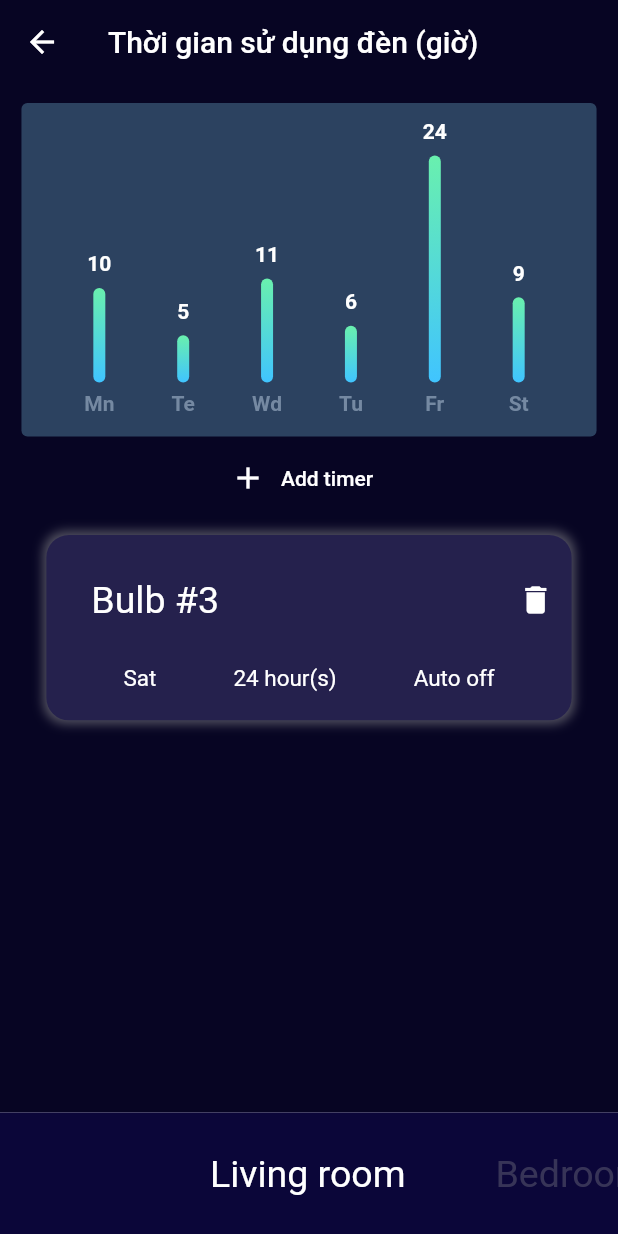
After one commit to Do-an-HCMUT-K19/smarthome-mobile, a Flutter app: the TimerHolder screen opened directly, on a phone screen of 412 x 824 dp. The commit adds this screen. Run offline on Flutter 3.47's test engine with Material 2 defaults, Android fonts, the phone set to English and light mode, and no system bars; drawn by our look-alikes of fl_chart; our stand-ins replace cloud_firestore, firebase_core, flutter_switch; accounts and stored records are empty.

Commit message:
almost finish timers feature

```diff
--- a/lib/components/charts/bar_chart.dart
+++ b/lib/components/charts/bar_chart.dart
@@ -1,5 +1,6 @@
 import 'package:fl_chart/fl_chart.dart';
 import 'package:flutter/material.dart';
+import 'package:smart_home/constants/room_type.dart';
 
 class _BarChart extends StatelessWidget {
   _BarChart({Key? key}) : super(key: key);
@@ -198,7 +199,11 @@ class _BarChart extends StatelessWidget {
 }
 
 class BarChartSample3 extends StatefulWidget {
-  const BarChartSample3({Key? key}) : super(key: key);
+  final RoomType roomType;
+  const BarChartSample3({
+    Key? key,
+    required this.roomType,
+  }) : super(key: key);
 
   @override
   State<StatefulWidget> createState() => BarChartSample3State();
--- a/lib/components/popup_menu.dart
+++ b/lib/components/popup_menu.dart
@@ -4,8 +4,9 @@ import 'package:smart_home/constants/menu_options.dart';
 import 'package:smart_home/constants/room_type.dart';
 import 'package:smart_home/screens/dashboard_holder.dart';
 import 'package:smart_home/screens/dashboard-screens/livingroom_dashboard.dart';
-import 'package:smart_home/screens/timer-screens/living_room_timer.dart';
+import 'package:smart_home/screens/timer-screens/timer_screen.dart';
 import 'package:smart_home/constants/smart_home_icon_icons.dart';
+import 'package:smart_home/screens/timer_holder.dart';
 import 'package:smart_home/states/main_bottom_bar.dart';
 import 'package:smart_home/states/statistic_state.dart';
 
@@ -51,7 +52,7 @@ class PopUpOptionMenu extends StatelessWidget {
               .push(MaterialPageRoute(builder: (_) => DashboardScreen()));
         } else {
           Navigator.of(context)
-              .push(MaterialPageRoute(builder: (_) => LivingRoomTimer()));
+              .push(MaterialPageRoute(builder: (_) => TimerHolder()));
         }
       },
     );
--- a/lib/components/timer_tile.dart
+++ b/lib/components/timer_tile.dart
@@ -1,20 +1,25 @@
 import 'package:flutter/material.dart';
 import 'package:intl/intl.dart';
 import 'package:provider/src/provider.dart';
+import 'package:smart_home/constants/room_type.dart';
 import 'package:smart_home/models/timer.dart';
 import 'package:smart_home/states/timer.dart';
 
 class TimerTile extends StatelessWidget {
+  final RoomType roomType;
   final Timer timer;
-  const TimerTile({required this.timer, Key? key}) : super(key: key);
+  const TimerTile({
+    required this.timer,
+    required this.roomType,
+    Key? key,
+  }) : super(key: key);
   @override
   Widget build(BuildContext context) {
-    var dateTimeString = DateFormat.MEd().add_jms().format(timer.dateTime);
     Size size = MediaQuery.of(context).size;
     return Container(
       margin: const EdgeInsets.symmetric(vertical: 20),
       height: size.height * 0.15,
-      width: size.width * 0.9,
+      width: size.width * 0.85,
       child: Column(
         mainAxisAlignment: MainAxisAlignment.spaceEvenly,
         children: [
@@ -33,7 +38,9 @@ class TimerTile extends StatelessWidget {
               ),
               IconButton(
                 onPressed: () {
-                  context.read<TimerState>().removeTimer(timer.id);
+                  context
+                      .read<TimerState>()
+                      .removeTimer(id: timer.id, roomType: roomType);
                 },
                 icon: Icon(
                   Icons.delete,
@@ -46,7 +53,7 @@ class TimerTile extends StatelessWidget {
             mainAxisAlignment: MainAxisAlignment.spaceEvenly,
             children: [
               Text(
-                '${dateTimeString}',
+                timer.dayOfWeek,
                 style: const TextStyle(
                   color: Colors.white,
                   fontSize: 15,
--- a/lib/models/timer.dart
+++ b/lib/models/timer.dart
@@ -1,16 +1,24 @@
 import 'package:uuid/uuid.dart';
 
 class Timer {
-  final String id = Uuid().v1();
+  late String id;
   String name;
-  DateTime dateTime;
+  String dayOfWeek;
   Duration duration;
   bool isAutoOff = true;
+  String accountName = 'giacat';
+  late int sensor_id;
 
-  Timer({
-    required this.name,
-    required this.dateTime,
-    required this.duration,
-    required this.isAutoOff,
-  });
+  Timer(
+      {required this.name,
+      required this.dayOfWeek,
+      required this.duration,
+      required this.isAutoOff,
+      id}) {
+    if (id == null) {
+      this.id = const Uuid().v1();
+    } else {
+      this.id = id;
+    }
+  }
 }
--- /dev/null
+++ b/lib/screens/timer-screens/timer_screen.dart
@@ -0,0 +1,76 @@
+import 'package:flutter/material.dart';
+import 'package:intl/intl.dart';
+import 'package:provider/provider.dart';
+import 'package:smart_home/components/add_timer_dialog.dart';
+import 'package:smart_home/components/bottom_bar.dart';
+import 'package:smart_home/components/charts/bar_chart.dart';
+import 'package:smart_home/components/timer_tile.dart';
+import 'package:smart_home/constants/color.dart';
+import 'package:smart_home/constants/room_type.dart';
+import 'package:smart_home/states/timer.dart';
+
+class TimerScreen extends StatelessWidget {
+  final RoomType roomType;
+  const TimerScreen({required this.roomType, Key? key}) : super(key: key);
+  @override
+  Widget build(BuildContext context) {
+    Size size = MediaQuery.of(context).size;
+    return Container(
+      color: darkPrimary,
+      width: size.width,
+      child: Column(
+        children: [
+          Container(
+            margin: const EdgeInsets.only(top: 40),
+            height: size.height * 0.36,
+            width: size.width * 0.95,
+            child: Column(
+              children: [
+                SizedBox(height: size.height * 0.03),
+                BarChartSample3(roomType: roomType),
+                TextButton(
+                  onPressed: () {
+                    showDialog(
+                        context: context,
+                        builder: (_) {
+                          return NewAlarmDialog(roomType: roomType);
+                        });
+                  },
+                  child: Row(
+                    mainAxisSize: MainAxisSize.min,
+                    children: [
+                      const Icon(Icons.add),
+                      Container(
+                        child: const Text('Add timer'),
+                        margin: const EdgeInsets.symmetric(horizontal: 10),
+                      ),
+                    ],
+                  ),
+                  style: TextButton.styleFrom(primary: Colors.white),
+                ),
+              ],
+            ),
+          ),
+          Container(
+            height: size.height * 0.49,
+            child: SingleChildScrollView(
+              child: Column(
+                children: [
+                  Container(
+                    width: size.width,
+                  ),
+                  ...context.watch<TimerState>().getTimerList(roomType).map(
+                        (e) => TimerTile(
+                          timer: e,
+                          roomType: roomType,
+                        ),
+                      ),
+                ],
+              ),
+            ),
+          )
+        ],
+      ),
+    );
+  }
+}
--- /dev/null
+++ b/lib/screens/timer_holder.dart
@@ -0,0 +1,37 @@
+import 'package:flutter/material.dart';
+import 'package:provider/src/provider.dart';
+import 'package:smart_home/components/bottom_bar.dart';
+import 'package:smart_home/constants/room_type.dart';
+import 'package:smart_home/models/timer.dart';
+import 'package:smart_home/screens/timer-screens/timer_screen.dart';
+import 'package:smart_home/states/main_bottom_bar.dart';
+
+class TimerHolder extends StatelessWidget {
+  const TimerHolder({Key? key}) : super(key: key);
+  final _pages = const [
+    TimerScreen(roomType: RoomType.livingRoom),
+    TimerScreen(roomType: RoomType.bedRoom),
+    TimerScreen(roomType: RoomType.bathRoom),
+    TimerScreen(roomType: RoomType.kitChen),
+    TimerScreen(roomType: RoomType.garden),
+  ];
+  @override
+  Widget build(BuildContext context) {
+    return Scaffold(
+      bottomNavigationBar: BottomNavBar(),
+      extendBodyBehindAppBar: true,
+      appBar: AppBar(
+        title: const Text(
+          'Thời gian sử dụng đèn (giờ)',
+          style: TextStyle(
+            fontSize: 20,
+            color: Colors.white,
+          ),
+        ),
+        elevation: 0,
+        backgroundColor: Colors.black.withOpacity(0),
+      ),
+      body: _pages[context.watch<BottomBarState>().chosenPage],
+    );
+  }
+}
--- /dev/null
+++ b/lib/states/light_statistic.dart
@@ -0,0 +1,3 @@
+import 'package:flutter/cupertino.dart';
+
+class LightStatistic with ChangeNotifier {}
--- a/lib/states/timer.dart
+++ b/lib/states/timer.dart
@@ -1,53 +1,122 @@
 import 'package:flutter/cupertino.dart';
+import 'package:smart_home/constants/room_type.dart';
 import 'package:smart_home/models/timer.dart';
+import 'package:smart_home/utils/firebase_utils.dart';
 
 class TimerState with ChangeNotifier {
-  final List<Timer> _timerList = [
-    Timer(
-        name: 'Bulb no.1',
-        dateTime: DateTime.now(),
+  final Map<RoomType, List<Timer>> _timerList = {
+    RoomType.livingRoom: [
+      Timer(
+        name: 'Bulb #3',
+        dayOfWeek: 'Sat',
         duration: Duration(days: 1),
-        isAutoOff: true),
-    Timer(
-        name: 'Bulb no.2',
-        dateTime: DateTime.now(),
+        isAutoOff: true,
+      )
+    ],
+    RoomType.bathRoom: [
+      Timer(
+        name: 'Bulb #1',
+        dayOfWeek: 'Sat',
         duration: Duration(days: 1),
-        isAutoOff: true),
-    Timer(
-        name: 'Bulb no.1',
-        dateTime: DateTime.now(),
+        isAutoOff: true,
+      )
+    ],
+    RoomType.bedRoom: [
+      Timer(
+        name: 'Bulb #1',
+        dayOfWeek: 'Sat',
         duration: Duration(days: 1),
-        isAutoOff: true),
-  ];
+        isAutoOff: true,
+      )
+    ],
+    RoomType.kitChen: [
+      Timer(
+        name: 'Bulb #2',
+        dayOfWeek: 'Sat',
+        duration: Duration(days: 1),
+        isAutoOff: true,
+      )
+    ],
+    RoomType.garden: [
+      Timer(
+        name: 'Bulb #4',
+        dayOfWeek: 'Sat',
+        duration: Duration(days: 1),
+        isAutoOff: true,
+      )
+    ],
+  };
 
-  List<String> _bulbList = [
-    'Bulb no.1',
-    'Bulb no.2',
-    'Bulb no.3',
-    'Bulb no.4',
-  ];
+  final Map<RoomType, List<String>> _bulbList = {
+    RoomType.livingRoom: ['Bulb #1', 'Bulb #2', 'Bulb #3', 'Bulb #4'],
+    RoomType.bathRoom: ['Bulb #1', 'Bulb #2', 'Bulb #3', 'Bulb #4'],
+    RoomType.bedRoom: ['Bulb #1', 'Bulb #2', 'Bulb #3', 'Bulb #4'],
+    RoomType.kitChen: ['Bulb #1', 'Bulb #2', 'Bulb #3', 'Bulb #4'],
+    RoomType.garden: ['Bulb #1', 'Bulb #2'],
+  };
 
-  List<String> get bulbList => _bulbList;
+  Future<void> initValue() async {
+    List<Timer> resultList = await FirebaseUtils.getAllTimers({
+      'AccountName': 'giacat',
+    });
+    resultList.sort((a, b) => a.sensor_id.compareTo(b.sensor_id));
+  }
 
-  List<Timer> get timerList => _timerList;
+  List<String> getBulbList(RoomType roomType) {
+    return _bulbList[roomType]!;
+  }
 
-  void addTimer(
-      {required DateTime dateTime,
-      required int duration,
-      required bool isAutoOff,
-      required String name}) {
+  List<Timer> getTimerList(RoomType roomType) {
+    return _timerList[roomType]!;
+  }
+
+  void addTimer({
+    required String dayOfWeek,
+    required int duration,
+    required bool isAutoOff,
+    required String name,
+    required RoomType roomType,
+  }) {
     Timer timer = Timer(
       name: name,
-      dateTime: dateTime,
+      dayOfWeek: dayOfWeek,
       duration: Duration(hours: duration),
       isAutoOff: isAutoOff,
     );
-    _timerList.add(timer);
+    timer.sensor_id = _getSensorId(roomType, name);
+    _timerList[roomType]!.add(timer);
+    FirebaseUtils.setTimer({
+      'AccountName': 'giacat',
+      'Duration': duration,
+      'State': isAutoOff ? 'off' : 'on',
+      'SensorId': _getSensorId(roomType, name),
+      'DateOfWeek': dayOfWeek,
+      'TimerId': timer.id,
+      'Name': name
+    });
     notifyListeners();
   }
 
-  void removeTimer(String id) {
-    _timerList.removeWhere((element) => element.id == id);
+  void removeTimer({
+    required String id,
+    required RoomType roomType,
+  }) {
+    _timerList[roomType]!.removeWhere((element) => element.id == id);
+    FirebaseUtils.deleteTimer({
+      'ID': id,
+    });
     notifyListeners();
   }
+
+  int _getSensorId(RoomType roomType, String name) {
+    int idx = int.parse(name.split('#')[1]);
+    List<RoomType> roomList = [
+      RoomType.livingRoom,
+      RoomType.bathRoom,
+      RoomType.bedRoom,
+      RoomType.kitChen,
+      RoomType.garden
+    ];
+    return roomList.indexOf(roomType) * 4 + idx;
+  }
 }
```
Also changed, not shown: lib/components/add_timer_dialog.dart (+55 -48 lines), lib/screens/timer-screens/living_room_timer.dart (deleted, +0 -85 lines), lib/utils/firebase_utils.dart (+21 -18 lines).
